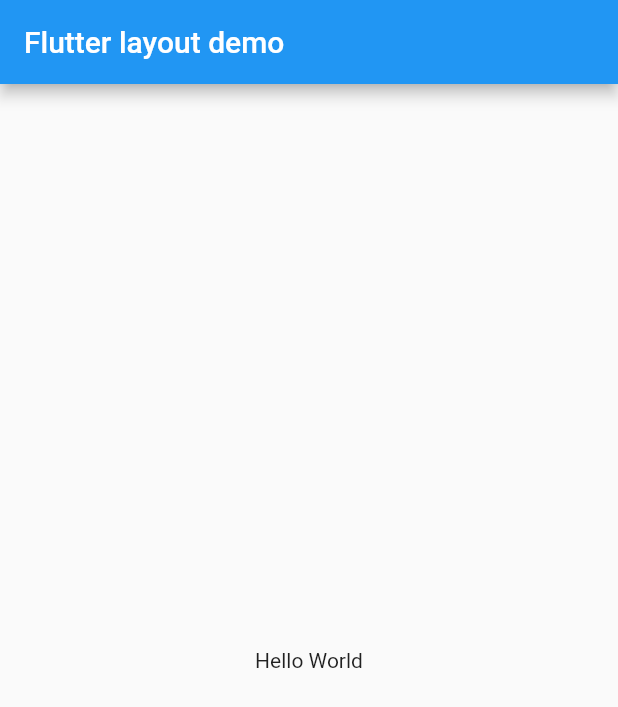
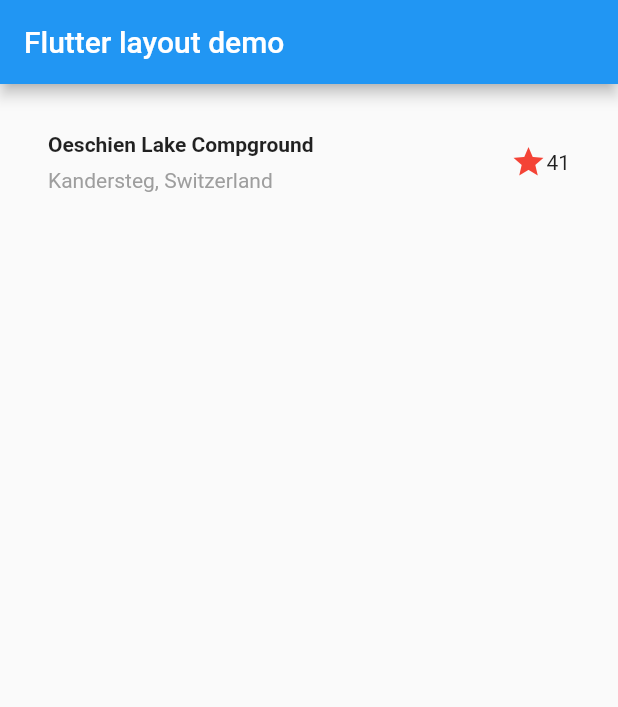
Before and after one commit to kou-ukai/building-layouts, a Flutter app: the screen it shows after launch, on a phone screen of 412 x 824 dp. Shown: the top 707 px of the screen. Run offline on Flutter 3.47's test engine with Material 2 defaults, Android fonts, the phone set to English and light mode, and no system bars.

Commit message:
タイトル行を追加

```diff
--- a/lib/main.dart
+++ b/lib/main.dart
@@ -7,11 +7,40 @@
 
   @override
   Widget build(BuildContext context) {
+    Widget titleSection = Container(
+      padding: const EdgeInsets.all(32),
+      child: Row(
+        children: [
+          Expanded(
+              child: Column(
+            // 列（横方向）に対してクロスする方向（＝縦方向）の揃えを指定
+            crossAxisAlignment: CrossAxisAlignment.start,
+            children: [
+              Container(
+                padding: const EdgeInsets.only(bottom: 8),
+                child: const Text('Oeschien Lake Compground',
+                    style: TextStyle(fontWeight: FontWeight.bold)),
+              ),
+              Text(
+                'Kandersteg, Switzerland',
+                style: TextStyle(color: Colors.grey[500]),
+              )
+            ],
+          )),
+          Icon(
+            Icons.star,
+            color: Colors.red[500],
+          ),
+          const Text('41'),
+        ],
+      ),
+    );
     return MaterialApp(
       title: 'Flutter layout demo',
       home: Scaffold(
         appBar: AppBar(title: const Text('Flutter layout demo')),
-        body: const Center(child: Text('Hello World'),)
+        body: Column(children: [titleSection]),
       ),
     );
-  }}
+  }
+}
```
